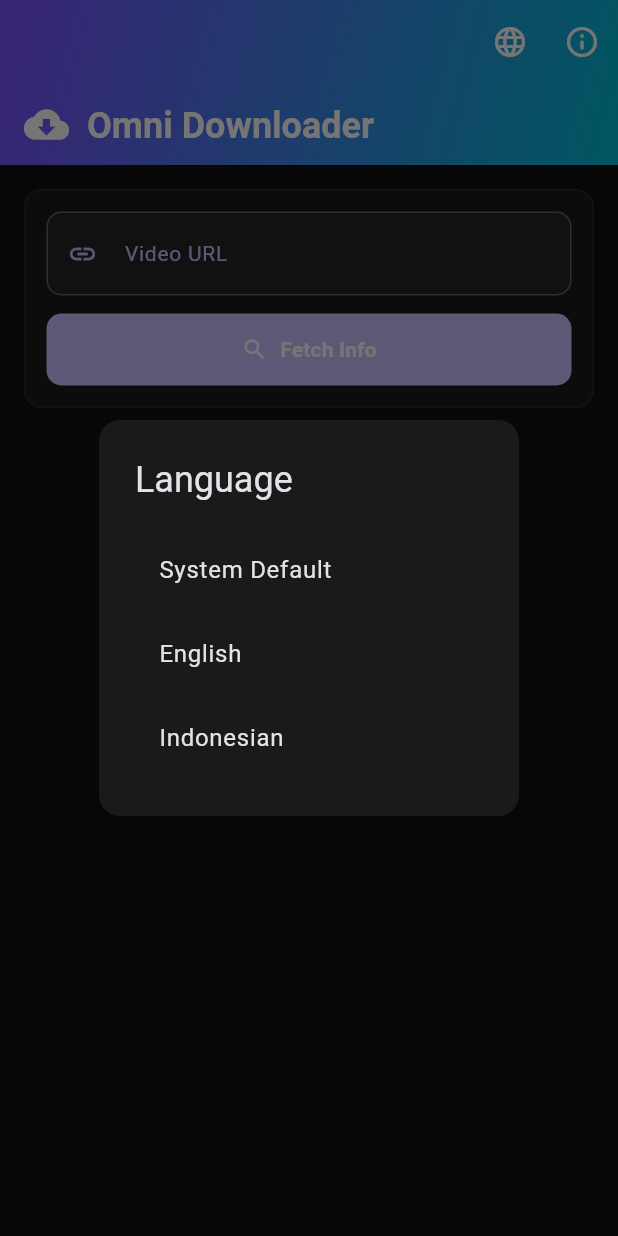
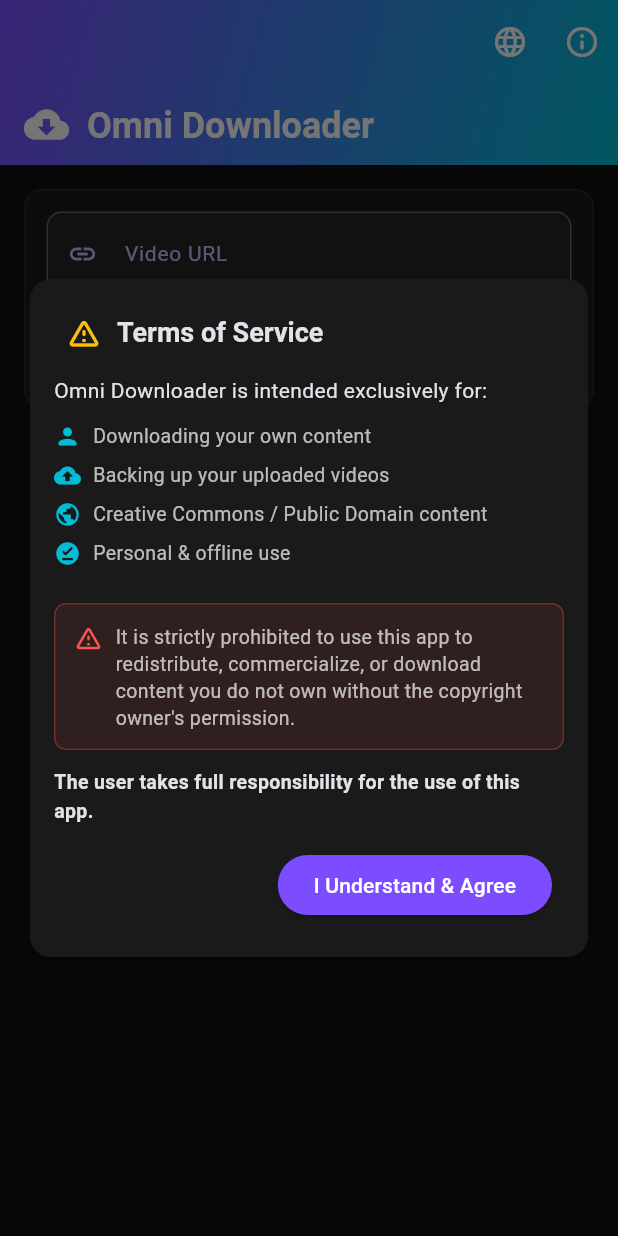
Before and after one commit to anoymdev/com.omni.downloader, a Flutter app: the screen it shows after launch, after a tap on the "language" icon, on a phone screen of 412 x 824 dp. Run offline on Flutter 3.47's test engine with Material 3 defaults, Android fonts, the light colour scheme and no system bars; our stand-ins replace file_picker, firebase_analytics, firebase_core, firebase_crashlytics, firebase_remote_config, package_info_plus and 2 more; missing offline and left inert: ffmpeg_kit_flutter_new, flutter_foreground_task; accounts and stored records are empty; generated files the repository leaves out were written again.

Commit message:
feat: Add disclaimer and acceptance dialog for app usage terms

```diff
--- a/lib/l10n/app_en.arb
+++ b/lib/l10n/app_en.arb
@@ -49,5 +49,14 @@
   "language": "Language",
   "systemDefault": "System Default",
   "english": "English",
-  "indonesian": "Indonesian"
+  "indonesian": "Indonesian",
+  "disclaimerTitle": "Terms of Service",
+  "disclaimerIntro": "Omni Downloader is intended exclusively for:",
+  "disclaimerPoint1": "Downloading your own content",
+  "disclaimerPoint2": "Backing up your uploaded videos",
+  "disclaimerPoint3": "Creative Commons / Public Domain content",
+  "disclaimerPoint4": "Personal & offline use",
+  "disclaimerWarning": "It is strictly prohibited to use this app to redistribute, commercialize, or download content you do not own without the copyright owner's permission.",
+  "disclaimerResponsibility": "The user takes full responsibility for the use of this app.",
+  "disclaimerAccept": "I Understand & Agree"
 }
--- a/lib/l10n/app_id.arb
+++ b/lib/l10n/app_id.arb
@@ -49,5 +49,14 @@
   "language": "Bahasa",
   "systemDefault": "Sistem (Default)",
   "english": "Inggris",
-  "indonesian": "Indonesia"
+  "indonesian": "Indonesia",
+  "disclaimerTitle": "Perhatian",
+  "disclaimerIntro": "Omni Downloader ditujukan untuk:",
+  "disclaimerPoint1": "Men-download konten milik kamu sendiri",
+  "disclaimerPoint2": "Backup video yang kamu upload",
+  "disclaimerPoint3": "Konten berlisensi Creative Commons / Public Domain",
+  "disclaimerPoint4": "Penggunaan pribadi & offline",
+  "disclaimerWarning": "Dilarang keras menggunakan app ini untuk mendistribusikan ulang, mengkomersilkan, atau mengunduh konten yang bukan milikmu tanpa izin pemilik hak cipta.",
+  "disclaimerResponsibility": "Pengguna bertanggung jawab penuh atas penggunaan app ini.",
+  "disclaimerAccept": "Saya Mengerti & Setuju"
 }
--- a/lib/l10n/app_localizations.dart
+++ b/lib/l10n/app_localizations.dart
@@ -397,6 +397,60 @@
   /// In en, this message translates to:
   /// **'Indonesian'**
   String get indonesian;
+
+  /// No description provided for @disclaimerTitle.
+  ///
+  /// In en, this message translates to:
+  /// **'Terms of Service'**
+  String get disclaimerTitle;
+
+  /// No description provided for @disclaimerIntro.
+  ///
+  /// In en, this message translates to:
+  /// **'Omni Downloader is intended exclusively for:'**
+  String get disclaimerIntro;
+
+  /// No description provided for @disclaimerPoint1.
+  ///
+  /// In en, this message translates to:
+  /// **'Downloading your own content'**
+  String get disclaimerPoint1;
+
+  /// No description provided for @disclaimerPoint2.
+  ///
+  /// In en, this message translates to:
+  /// **'Backing up your uploaded videos'**
+  String get disclaimerPoint2;
+
+  /// No description provided for @disclaimerPoint3.
+  ///
+  /// In en, this message translates to:
+  /// **'Creative Commons / Public Domain content'**
+  String get disclaimerPoint3;
+
+  /// No description provided for @disclaimerPoint4.
+  ///
+  /// In en, this message translates to:
+  /// **'Personal & offline use'**
+  String get disclaimerPoint4;
+
+  /// No description provided for @disclaimerWarning.
+  ///
+  /// In en, this message translates to:
+  /// **'It is strictly prohibited to use this app to redistribute, commercialize, or download content you do not own without the copyright owner\'s permission.'**
+  String get disclaimerWarning;
+
+  /// No description provided for @disclaimerResponsibility.
+  ///
+  /// In en, this message translates to:
+  /// **'The user takes full responsibility for the use of this app.'**
+  String get disclaimerResponsibility;
+
+  /// No description provided for @disclaimerAccept.
+  ///
+  /// In en, this message translates to:
+  /// **'I Understand & Agree'**
+  String get disclaimerAccept;
 }
 
 class _AppLocalizationsDelegate
--- a/lib/l10n/app_localizations_en.dart
+++ b/lib/l10n/app_localizations_en.dart
@@ -170,4 +170,33 @@
 
   @override
   String get indonesian => 'Indonesian';
+
+  @override
+  String get disclaimerTitle => 'Terms of Service';
+
+  @override
+  String get disclaimerIntro => 'Omni Downloader is intended exclusively for:';
+
+  @override
+  String get disclaimerPoint1 => 'Downloading your own content';
+
+  @override
+  String get disclaimerPoint2 => 'Backing up your uploaded videos';
+
+  @override
+  String get disclaimerPoint3 => 'Creative Commons / Public Domain content';
+
+  @override
+  String get disclaimerPoint4 => 'Personal & offline use';
+
+  @override
+  String get disclaimerWarning =>
+      'It is strictly prohibited to use this app to redistribute, commercialize, or download content you do not own without the copyright owner\'s permission.';
+
+  @override
+  String get disclaimerResponsibility =>
+      'The user takes full responsibility for the use of this app.';
+
+  @override
+  String get disclaimerAccept => 'I Understand & Agree';
 }
--- a/lib/l10n/app_localizations_id.dart
+++ b/lib/l10n/app_localizations_id.dart
@@ -170,4 +170,34 @@
 
   @override
   String get indonesian => 'Indonesia';
+
+  @override
+  String get disclaimerTitle => 'Perhatian';
+
+  @override
+  String get disclaimerIntro => 'Omni Downloader ditujukan untuk:';
+
+  @override
+  String get disclaimerPoint1 => 'Men-download konten milik kamu sendiri';
+
+  @override
+  String get disclaimerPoint2 => 'Backup video yang kamu upload';
+
+  @override
+  String get disclaimerPoint3 =>
+      'Konten berlisensi Creative Commons / Public Domain';
+
+  @override
+  String get disclaimerPoint4 => 'Penggunaan pribadi & offline';
+
+  @override
+  String get disclaimerWarning =>
+      'Dilarang keras menggunakan app ini untuk mendistribusikan ulang, mengkomersilkan, atau mengunduh konten yang bukan milikmu tanpa izin pemilik hak cipta.';
+
+  @override
+  String get disclaimerResponsibility =>
+      'Pengguna bertanggung jawab penuh atas penggunaan app ini.';
+
+  @override
+  String get disclaimerAccept => 'Saya Mengerti & Setuju';
 }
--- a/lib/screens/downloader_screen.dart
+++ b/lib/screens/downloader_screen.dart
@@ -91,8 +91,11 @@
       } catch (_) {}
     });
 
-    WidgetsBinding.instance.addPostFrameCallback((_) {
-      _checkUpdate();
+    WidgetsBinding.instance.addPostFrameCallback((_) async {
+      await _checkDisclaimer();
+      if (mounted) {
+        _checkUpdate();
+      }
     });
   }
 
@@ -206,6 +209,113 @@
         });
       }
     } catch (_) {}
+  }
+
+  Future<void> _checkDisclaimer() async {
+    final prefs = await SharedPreferences.getInstance();
+    final bool hasAccepted = prefs.getBool('hasAcceptedDisclaimer') ?? false;
+
+    if (hasAccepted || !mounted) return;
+
+    await showDialog(
+      context: context,
+      barrierDismissible: false,
+      builder: (ctx) {
+        return PopScope(
+          canPop: false,
+          child: AlertDialog(
+            contentPadding: EdgeInsets.all(16),
+            insetPadding: EdgeInsets.all(20),
+            backgroundColor: const Color(0xFF1A1A1A),
+            shape: RoundedRectangleBorder(
+              borderRadius: BorderRadius.circular(14),
+            ),
+            title: Row(
+              children: [
+                const Icon(Icons.warning_amber_rounded, color: Colors.amber, size: 24),
+                const SizedBox(width: 10),
+                Text(AppLocalizations.of(context)!.disclaimerTitle, style: const TextStyle(fontSize: 18, fontWeight: FontWeight.bold)),
+              ],
+            ),
+            content: SingleChildScrollView(
+              child: Column(
+                mainAxisSize: MainAxisSize.min,
+                crossAxisAlignment: CrossAxisAlignment.start,
+                children: [
+                  Text(AppLocalizations.of(context)!.disclaimerIntro, style: const TextStyle(fontSize: 14)),
+                  const SizedBox(height: 12),
+                  _buildDisclaimerBullet(Icons.person_rounded, AppLocalizations.of(context)!.disclaimerPoint1),
+                  _buildDisclaimerBullet(Icons.cloud_upload_rounded, AppLocalizations.of(context)!.disclaimerPoint2),
+                  _buildDisclaimerBullet(Icons.public_rounded, AppLocalizations.of(context)!.disclaimerPoint3),
+                  _buildDisclaimerBullet(Icons.offline_pin_rounded, AppLocalizations.of(context)!.disclaimerPoint4),
+                  const SizedBox(height: 16),
+                  Container(
+                    padding: const EdgeInsets.all(12),
+                    decoration: BoxDecoration(
+                      color: Colors.redAccent.withAlpha(25),
+                      borderRadius: BorderRadius.circular(8),
+                      border: Border.all(color: Colors.redAccent.withAlpha(76)),
+                    ),
+                    child: Row(
+                      crossAxisAlignment: CrossAxisAlignment.start,
+                      children: [
+                        const Icon(Icons.warning_amber_rounded, color: Colors.redAccent, size: 20),
+                        const SizedBox(width: 8),
+                        Expanded(
+                          child: Text(
+                            AppLocalizations.of(context)!.disclaimerWarning,
+                            style: const TextStyle(fontSize: 13, color: Colors.white70, height: 1.4),
+                          ),
+                        ),
+                      ],
+                    ),
+                  ),
+                  const SizedBox(height: 12),
+                  Text(
+                    AppLocalizations.of(context)!.disclaimerResponsibility,
+                    style: const TextStyle(fontSize: 13, fontWeight: FontWeight.bold),
+                  ),
+                ],
+              ),
+            ),
+            actions: [
+              ElevatedButton(
+                onPressed: () async {
+                  await prefs.setBool('hasAcceptedDisclaimer', true);
+                  if (ctx.mounted) {
+                    Navigator.of(ctx).pop();
+                  }
+                },
+                style: ElevatedButton.styleFrom(
+                  backgroundColor: const Color(0xFF7C4DFF),
+                  foregroundColor: Colors.white,
+                ),
+                child: Text(AppLocalizations.of(context)!.disclaimerAccept),
+              ),
+            ],
+          ),
+        );
+      },
+    );
+  }
+
+  Widget _buildDisclaimerBullet(IconData icon, String text) {
+    return Padding(
+      padding: const EdgeInsets.only(bottom: 8.0),
+      child: Row(
+        crossAxisAlignment: CrossAxisAlignment.start,
+        children: [
+          Icon(icon, size: 18, color: const Color(0xFF00BCD4)),
+          const SizedBox(width: 8),
+          Expanded(
+            child: Text(
+              text,
+              style: const TextStyle(fontSize: 13, color: Colors.white70, height: 1.3),
+            ),
+          ),
+        ],
+      ),
+    );
   }
 
   Future<void> _checkUpdate() async {
```
